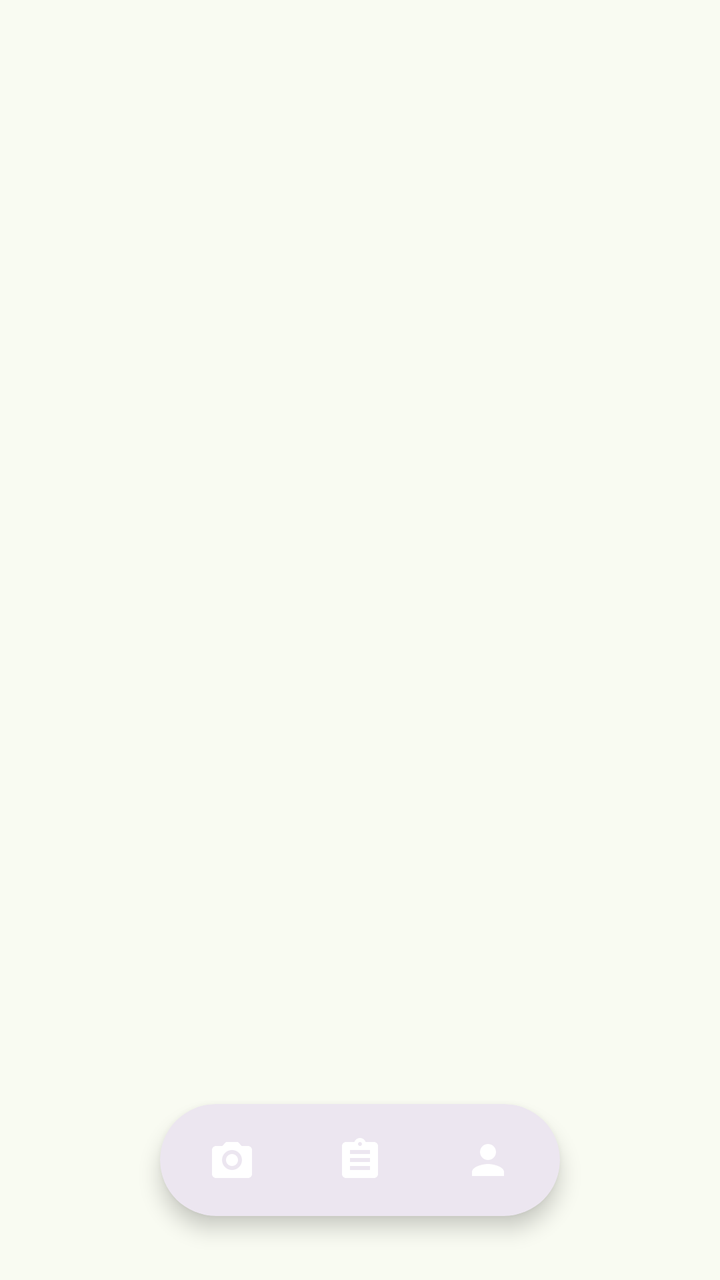
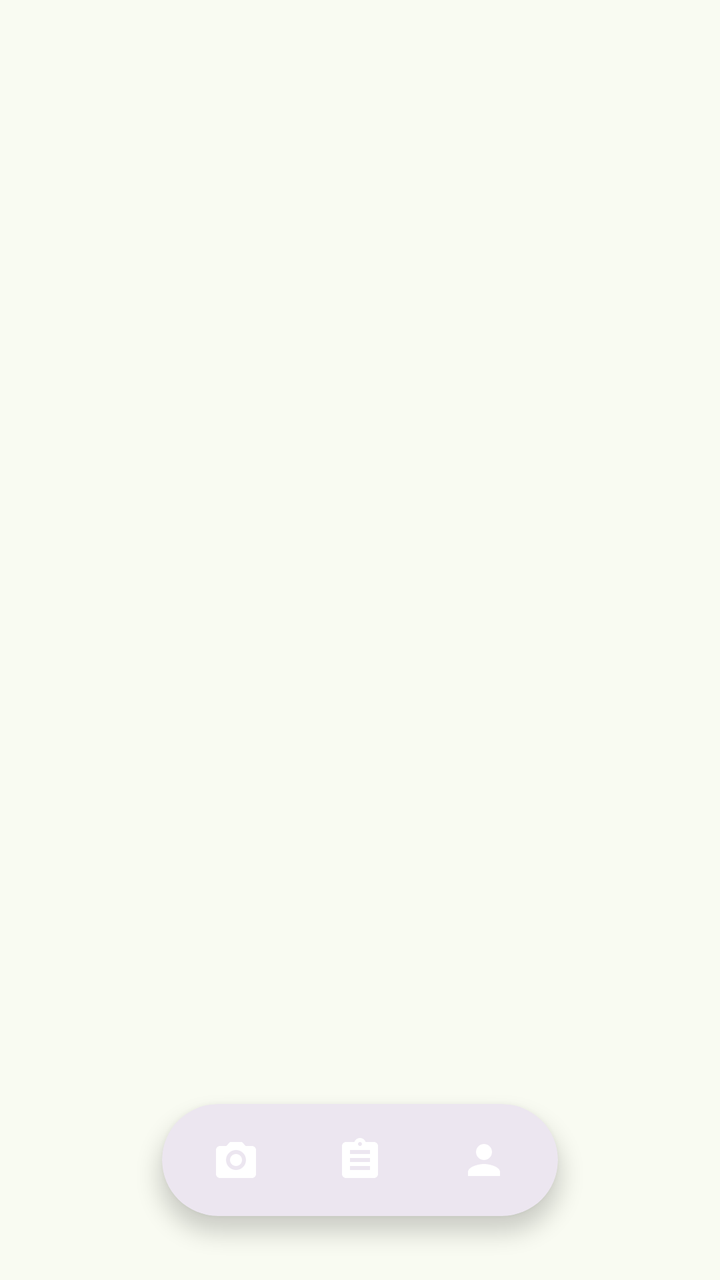

Before-and-after screenshots of an Android layout around one commit, followed by the original layout XML and the change that was made.
<!-- AndroidManifest.xml: application theme Theme.ScaScan -->
<!-- res/layout/fragment_main.xml -->
<?xml version="1.0" encoding="utf-8"?>
<androidx.constraintlayout.widget.ConstraintLayout
    xmlns:android="http://schemas.android.com/apk/res/android"
    xmlns:app="http://schemas.android.com/apk/res-auto"
    android:layout_width="match_parent"
    android:layout_height="match_parent"
    android:background="?android:colorBackground">

    <androidx.viewpager2.widget.ViewPager2
        android:id="@+id/viewPager"
        android:layout_width="0dp"
        android:layout_height="0dp"
        app:layout_constraintTop_toTopOf="parent"
        app:layout_constraintBottom_toBottomOf="parent"
        app:layout_constraintStart_toStartOf="parent"
        app:layout_constraintEnd_toEndOf="parent" />

    <com.google.android.material.progressindicator.LinearProgressIndicator
        android:id="@+id/analysisProgress"
        android:layout_width="match_parent"
        android:layout_height="4dp"
        android:indeterminate="true"
        android:visibility="gone"
        app:trackCornerRadius="0dp"
        app:layout_constraintTop_toTopOf="parent" />

    <com.google.android.material.card.MaterialCardView
        android:id="@+id/navCard"
        style="@style/Widget.App.PillBar"
        android:layout_width="wrap_content"
        android:layout_height="56dp"
        android:layout_marginBottom="32dp"
        app:cardBackgroundColor="?attr/colorSurfaceContainerHigh"
        app:layout_constraintBottom_toBottomOf="parent"
        app:layout_constraintEnd_toEndOf="parent"
        app:layout_constraintStart_toStartOf="parent">

        <LinearLayout
            android:id="@+id/customNav"
            android:layout_width="wrap_content"
            android:layout_height="match_parent"
            android:orientation="horizontal"
            android:paddingHorizontal="4dp"
            android:gravity="center">

            
            <FrameLayout
                android:id="@+id/btnNavHome"
                android:layout_width="64dp"
                android:layout_height="match_parent"
                android:clickable="true"
                android:focusable="true">
                <View
                    android:id="@+id/bgNavHome"
                    android:layout_width="60dp"
                    android:layout_height="48dp"
                    android:layout_gravity="center"
                    android:background="@drawable/nav_indicator_background"
                    android:alpha="0"
                    android:scaleX="0.8"
                    android:scaleY="0.8" />
                <ImageView
                    android:id="@+id/ivNavHome"
                    android:layout_width="24dp"
                    android:layout_height="24dp"
                    android:layout_gravity="center"
                    android:src="@drawable/ic_camera"
                    android:contentDescription="@string/nav_scan"
                    app:tint="?attr/colorOnSurfaceVariant" />
            </FrameLayout>

            
            <FrameLayout
                android:id="@+id/btnNavLog"
                android:layout_width="64dp"
                android:layout_height="match_parent"
                android:clickable="true"
                android:focusable="true">
                <View
                    android:id="@+id/bgNavLog"
                    android:layout_width="60dp"
                    android:layout_height="48dp"
                    android:layout_gravity="center"
                    android:background="@drawable/nav_indicator_background"
                    android:alpha="0"
                    android:scaleX="0.8"
                    android:scaleY="0.8" />
                <ImageView
                    android:id="@+id/ivNavLog"
                    android:layout_width="24dp"
                    android:layout_height="24dp"
                    android:layout_gravity="center"
                    android:src="@drawable/ic_nav_log"
                    android:contentDescription="@string/nav_log"
                    app:tint="?attr/colorOnSurfaceVariant" />
            </FrameLayout>

            
            <FrameLayout
                android:id="@+id/btnNavProfile"
                android:layout_width="64dp"
                android:layout_height="match_parent"
                android:clickable="true"
                android:focusable="true">
                <View
                    android:id="@+id/bgNavProfile"
                    android:layout_width="60dp"
                    android:layout_height="48dp"
                    android:layout_gravity="center"
                    android:background="@drawable/nav_indicator_background"
                    android:alpha="0"
                    android:scaleX="0.8"
                    android:scaleY="0.8" />
                <ImageView
                    android:id="@+id/ivNavProfile"
                    android:layout_width="24dp"
                    android:layout_height="24dp"
                    android:layout_gravity="center"
                    android:src="@drawable/ic_nav_profile"
                    android:contentDescription="@string/nav_profile"
                    app:tint="?attr/colorOnSurfaceVariant" />
            </FrameLayout>

        </LinearLayout>

    </com.google.android.material.card.MaterialCardView>

</androidx.constraintlayout.widget.ConstraintLayout>
<!-- resources referenced by this layout -->
<resources>
  <!-- drawable ic_camera (drawable) -->
  <?xml version="1.0" encoding="utf-8"?>
  <vector xmlns:android="http://schemas.android.com/apk/res/android"
      android:width="24dp"
      android:height="24dp"
      android:viewportWidth="24"
      android:viewportHeight="24">
      <path
          android:fillColor="@android:color/white"
          android:pathData="M20,5H16.83L15,3H9L7.17,5H4C2.9,5 2,5.9 2,7v12c0,1.1 0.9,2 2,2h16c1.1,0 2,-0.9 2,-2V7C22,5.9 21.1,5 20,5zM12,17c-2.76,0 -5,-2.24 -5,-5s2.24,-5 5,-5 5,2.24 5,5S14.76,17 12,17zM12,9c-1.66,0 -3,1.34 -3,3s1.34,3 3,3 3,-1.34 3,-3S13.66,9 12,9z" />
  </vector>
  <!-- drawable ic_nav_profile (drawable) -->
  <?xml version="1.0" encoding="utf-8"?>
  <vector xmlns:android="http://schemas.android.com/apk/res/android"
      android:width="24dp"
      android:height="24dp"
      android:viewportWidth="24"
      android:viewportHeight="24">
      <path
          android:fillColor="@android:color/white"
          android:pathData="M12,12c2.21,0 4,-1.79 4,-4S14.21,4 12,4S8,5.79 8,8S9.79,12 12,12zM12,14c-2.67,0 -8,1.34 -8,4v2h16v-2C20,15.34 14.67,14 12,14z" />
  </vector>
  <!-- drawable nav_indicator_background (drawable) -->
  <?xml version="1.0" encoding="utf-8"?>
  <shape xmlns:android="http://schemas.android.com/apk/res/android">
      <solid android:color="?attr/colorSecondaryContainer" />
      <corners android:radius="24dp" />
  </shape>
  <string name="nav_log">Log</string>
  <string name="nav_profile">Profile</string>
  <string name="nav_scan">Scan</string>
  <style name="Widget.App.PillBar" parent="Widget.Material3.CardView.Filled">
          <item name="shapeAppearance">@style/ShapeAppearance.App.PillBar</item>
          <item name="cardElevation">6dp</item>
          <item name="strokeWidth">0dp</item>
      </style>
  <style name="ShapeAppearance.App.PillBar" parent="">
          <item name="cornerFamily">rounded</item>
          <item name="cornerSize">50%</item>
      </style>
  <color name="colorPrimary">#386A20</color>
  <color name="colorOnPrimary">#FFFFFF</color>
  <color name="colorBackground">#F9FBF2</color>
  <style name="ShapeAppearance.App.Pill" parent="">
          <item name="cornerFamily">rounded</item>
          <item name="cornerSize">50%</item>
      </style>
  <style name="ShapeAppearance.App.LargeRounded" parent="">
          <item name="cornerFamily">rounded</item>
          <item name="cornerSize">28dp</item>
      </style>
  <style name="Widget.App.Button" parent="Widget.Material3.Button">
          <item name="shapeAppearance">@style/ShapeAppearance.App.Pill</item>
          <item name="android:paddingStart">24dp</item>
          <item name="android:paddingEnd">24dp</item>
      </style>
  <style name="Widget.App.Button.Outlined" parent="Widget.Material3.Button.OutlinedButton">
          <item name="shapeAppearance">@style/ShapeAppearance.App.Pill</item>
          <item name="android:paddingStart">24dp</item>
          <item name="android:paddingEnd">24dp</item>
      </style>
  <style name="Widget.App.FloatingActionButton" parent="Widget.Material3.FloatingActionButton.Large.Primary">
          <item name="shapeAppearance">@style/ShapeAppearance.App.Pill</item>
      </style>
  <style name="Widget.App.ExtendedFab" parent="Widget.Material3.ExtendedFloatingActionButton.Primary">
          <item name="shapeAppearance">@style/ShapeAppearance.App.Pill</item>
      </style>
  <style name="Widget.App.Card" parent="Widget.Material3.CardView.Filled">
          <item name="shapeAppearance">@style/ShapeAppearance.App.LargeRounded</item>
          <item name="cardElevation">0dp</item>
          <item name="strokeWidth">0dp</item>
      </style>
  <!-- unchanged entries left out for length: 2 -->
</resources>

<!-- the commit's change to res/layout/fragment_main.xml (unified diff, before → after) -->
@@ -40,86 +40,102 @@
             android:layout_width="wrap_content"
             android:layout_height="match_parent"
             android:orientation="horizontal"
-            android:paddingHorizontal="4dp"
-            android:gravity="center">
+            android:paddingHorizontal="6dp"
+            android:gravity="center"
+            android:animateLayoutChanges="true">
 
             
-            <FrameLayout
+            <LinearLayout
                 android:id="@+id/btnNavHome"
-                android:layout_width="64dp"
-                android:layout_height="match_parent"
+                android:layout_width="wrap_content"
+                android:layout_height="48dp"
+                android:layout_marginHorizontal="3dp"
+                android:orientation="horizontal"
+                android:gravity="center"
+                android:paddingHorizontal="16dp"
+                android:background="@drawable/nav_pill_selector"
                 android:clickable="true"
                 android:focusable="true">
-                <View
-                    android:id="@+id/bgNavHome"
-                    android:layout_width="60dp"
-                    android:layout_height="48dp"
-                    android:layout_gravity="center"
-                    android:background="@drawable/nav_indicator_background"
-                    android:alpha="0"
-                    android:scaleX="0.8"
-                    android:scaleY="0.8" />
                 <ImageView
                     android:id="@+id/ivNavHome"
                     android:layout_width="24dp"
                     android:layout_height="24dp"
-                    android:layout_gravity="center"
                     android:src="@drawable/ic_camera"
                     android:contentDescription="@string/nav_scan"
                     app:tint="?attr/colorOnSurfaceVariant" />
-            </FrameLayout>
+                <TextView
+                    android:id="@+id/tvNavHomeLabel"
+                    android:layout_width="wrap_content"
+                    android:layout_height="wrap_content"
+                    android:layout_marginStart="8dp"
+                    android:text="@string/nav_scan"
+                    style="@style/TextAppearance.Material3.LabelLarge"
+                    android:textStyle="bold"
+                    android:textColor="?attr/colorOnPrimary"
+                    android:visibility="gone" />
+            </LinearLayout>
 
             
-            <FrameLayout
+            <LinearLayout
                 android:id="@+id/btnNavLog"
-                android:layout_width="64dp"
-                android:layout_height="match_parent"
+                android:layout_width="wrap_content"
+                android:layout_height="48dp"
+                android:layout_marginHorizontal="3dp"
+                android:orientation="horizontal"
+                android:gravity="center"
+                android:paddingHorizontal="16dp"
+                android:background="@drawable/nav_pill_selector"
                 android:clickable="true"
                 android:focusable="true">
-                <View
-                    android:id="@+id/bgNavLog"
-                    android:layout_width="60dp"
-                    android:layout_height="48dp"
-                    android:layout_gravity="center"
-                    android:background="@drawable/nav_indicator_background"
-                    android:alpha="0"
-                    android:scaleX="0.8"
-                    android:scaleY="0.8" />
                 <ImageView
                     android:id="@+id/ivNavLog"
                     android:layout_width="24dp"
                     android:layout_height="24dp"
-                    android:layout_gravity="center"
                     android:src="@drawable/ic_nav_log"
                     android:contentDescription="@string/nav_log"
                     app:tint="?attr/colorOnSurfaceVariant" />
-            </FrameLayout>
+                <TextView
+                    android:id="@+id/tvNavLogLabel"
+                    android:layout_width="wrap_content"
+                    android:layout_height="wrap_content"
+                    android:layout_marginStart="8dp"
+                    android:text="@string/nav_log"
+                    style="@style/TextAppearance.Material3.LabelLarge"
+                    android:textStyle="bold"
+                    android:textColor="?attr/colorOnPrimary"
+                    android:visibility="gone" />
+            </LinearLayout>
 
             
-            <FrameLayout
+            <LinearLayout
                 android:id="@+id/btnNavProfile"
-                android:layout_width="64dp"
-                android:layout_height="match_parent"
+                android:layout_width="wrap_content"
+                android:layout_height="48dp"
+                android:layout_marginHorizontal="3dp"
+                android:orientation="horizontal"
+                android:gravity="center"
+                android:paddingHorizontal="16dp"
+                android:background="@drawable/nav_pill_selector"
                 android:clickable="true"
                 android:focusable="true">
-                <View
-                    android:id="@+id/bgNavProfile"
-                    android:layout_width="60dp"
-                    android:layout_height="48dp"
-                    android:layout_gravity="center"
-                    android:background="@drawable/nav_indicator_background"
-                    android:alpha="0"
-                    android:scaleX="0.8"
-                    android:scaleY="0.8" />
                 <ImageView
                     android:id="@+id/ivNavProfile"
                     android:layout_width="24dp"
                     android:layout_height="24dp"
-                    android:layout_gravity="center"
                     android:src="@drawable/ic_nav_profile"
                     android:contentDescription="@string/nav_profile"
                     app:tint="?attr/colorOnSurfaceVariant" />
-            </FrameLayout>
+                <TextView
+                    android:id="@+id/tvNavProfileLabel"
+                    android:layout_width="wrap_content"
+                    android:layout_height="wrap_content"
+                    android:layout_marginStart="8dp"
+                    android:text="@string/nav_profile"
+                    style="@style/TextAppearance.Material3.LabelLarge"
+                    android:textStyle="bold"
+                    android:textColor="?attr/colorOnPrimary"
+                    android:visibility="gone" />
+            </LinearLayout>
 
         </LinearLayout>
 
<!-- resource entries referenced after the edit -->
@@ -22,12 +22,22 @@
           android:fillColor="@android:color/white"
           android:pathData="M12,12c2.21,0 4,-1.79 4,-4S14.21,4 12,4S8,5.79 8,8S9.79,12 12,12zM12,14c-2.67,0 -8,1.34 -8,4v2h16v-2C20,15.34 14.67,14 12,14z" />
   </vector>
-  <!-- drawable nav_indicator_background (drawable) -->
+  <!-- drawable nav_pill_selector (drawable) -->
   <?xml version="1.0" encoding="utf-8"?>
-  <shape xmlns:android="http://schemas.android.com/apk/res/android">
-      <solid android:color="?attr/colorSecondaryContainer" />
-      <corners android:radius="24dp" />
-  </shape>
+  <selector xmlns:android="http://schemas.android.com/apk/res/android">
+      <item android:state_selected="true">
+          <shape android:shape="rectangle">
+              <solid android:color="?attr/colorPrimary" />
+              <corners android:radius="24dp" />
+          </shape>
+      </item>
+      <item>
+          <shape android:shape="rectangle">
+              <solid android:color="@android:color/transparent" />
+              <corners android:radius="24dp" />
+          </shape>
+      </item>
+  </selector>
   <string name="nav_log">Log</string>
   <string name="nav_profile">Profile</string>
   <string name="nav_scan">Scan</string>
